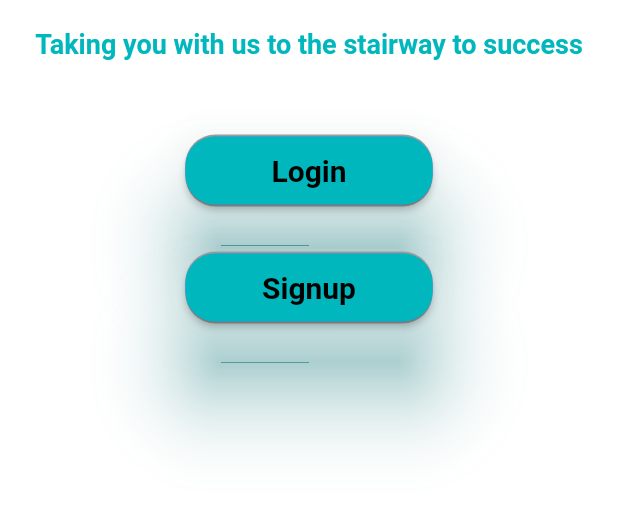
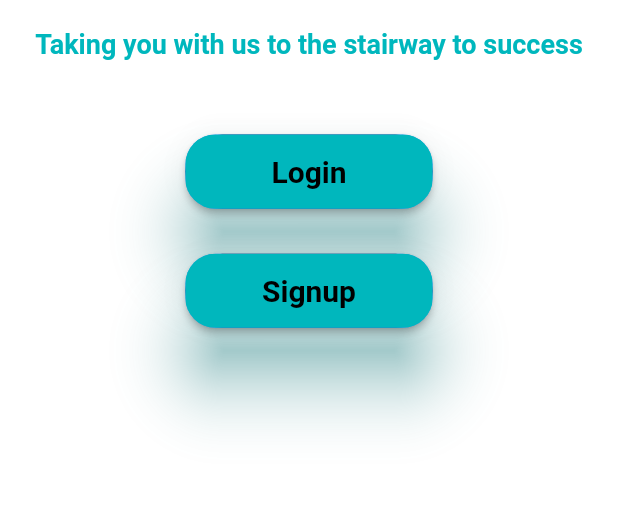
Before and after one commit to waleedbin20/Bit_FX, a Flutter app: the screen it shows after launch, on a phone screen of 412 x 824 dp, the part 605-1120 px from its top. Run offline on Flutter 3.47's test engine with Material 2 defaults, Android fonts, the phone set to English and light mode, and no system bars; drawn by our look-alikes of drop_shadow_image; our stand-ins replace animated_splash_screen, curved_navigation_bar, get, google_fonts, stacked; Roboto replaces fonts that are missing (Antic).

Commit message:
button_modification

```diff
--- a/bitfx_application/lib/ui/widgets/button.dart
+++ b/bitfx_application/lib/ui/widgets/button.dart
@@ -13,9 +13,9 @@ class Button extends StatelessWidget {
   @override
   Widget build(BuildContext context) {
     return Material(
-      color: Colors.grey,
-      borderRadius: BorderRadius.circular(20),
-      elevation: 25,
+      //color: mainCyan,
+      borderRadius: BorderRadius.circular(30),
+      elevation: 20,
       shadowColor: mainCyan,
       child: ElevatedButton(
         onPressed: () {
@@ -30,7 +30,7 @@ class Button extends StatelessWidget {
               color:mainCyan,
               borderRadius: BorderRadius.circular(20)),
           child: Container(
-            height: 1.1 * (MediaQuery.of(context).size.height / 20),
+            height: 1.2 * (MediaQuery.of(context).size.height / 20),
             width: 4 * (MediaQuery.of(context).size.width / 10),
             alignment: Alignment.center,
             child: Text(
```
Also changed, not shown: bitfx_application/lib/main.dart (+1 -11 lines).
